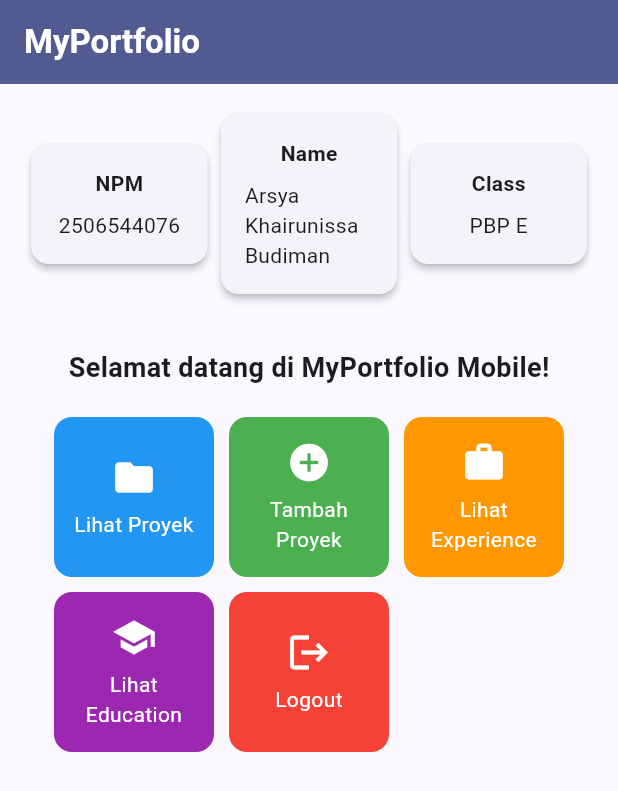
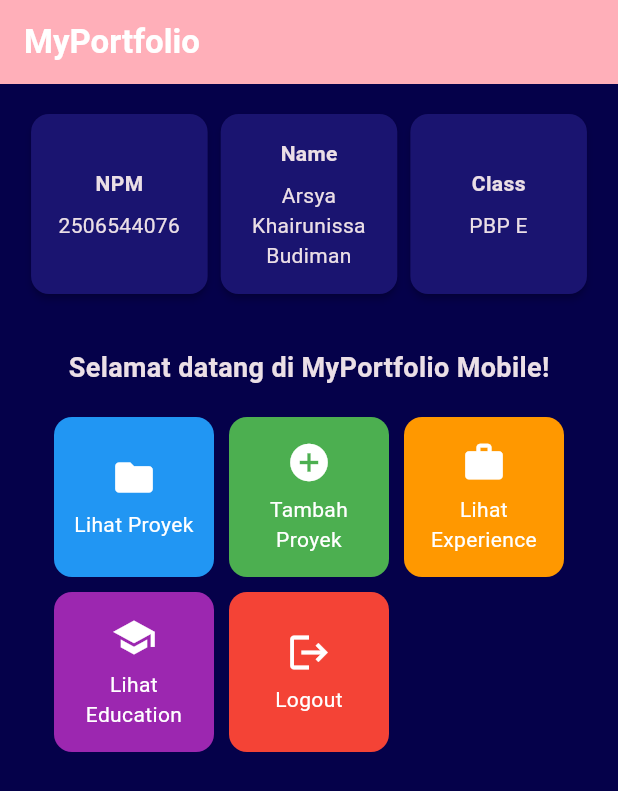
Before and after one commit to syakhrnss/myportofolio_mobile, a Flutter app: the screen it shows after launch, on a phone screen of 412 x 824 dp. Shown: the top 791 px of the screen. Run offline on Flutter 3.47's test engine with Material 3 defaults, Android fonts, the phone set to English and light mode, and no system bars.

Commit message:
style: apply dark navy theme with pink accent from web portfolio

```diff
--- a/lib/main.dart
+++ b/lib/main.dart
@@ -14,10 +14,16 @@ class MyApp extends StatelessWidget {
     return MaterialApp(
       title: 'MyPortfolio',
       theme: ThemeData(
-        colorScheme: .fromSeed(
-          seedColor: Colors.indigo,
-          secondary: Colors.amber[700],
+        colorScheme: ColorScheme.fromSeed(
+          seedColor: Colors.purple,
+          brightness: Brightness.dark,
+        ).copyWith(
+          primary: const Color(0xFFFFAFB9),
+          secondary: Colors.pink[400],
+          tertiary: Colors.blue[600],
         ),
+        scaffoldBackgroundColor: const Color(0xFF05014A),
+        cardTheme: const CardThemeData(color: Color(0xFF1A1470)),
         useMaterial3: true,
       ),
       home: const MyHomePage(),
--- a/lib/menu.dart
+++ b/lib/menu.dart
@@ -45,13 +45,16 @@ class MyHomePage extends StatelessWidget {
             crossAxisAlignment: CrossAxisAlignment.center,
             children: [
               // Baris horizontal untuk menampilkan 3 InfoCard secara sejajar.
-              const Row(
+              const IntrinsicHeight(
+                child: Row(
+                  crossAxisAlignment: CrossAxisAlignment.stretch,
                   mainAxisAlignment: MainAxisAlignment.spaceEvenly,
                   children: [
                     InfoCard(title: 'NPM', content: npm),
                     InfoCard(title: 'Name', content: nama),
                     InfoCard(title: 'Class', content: kelas),
                   ],
+                ),
               ),
 
               const SizedBox(height: 16.0),
@@ -114,13 +117,14 @@ class InfoCard extends StatelessWidget {
         padding: const EdgeInsets.all(16.0),
         // Menyusun teks title dan content secara vertikal.
         child: Column(
+          mainAxisAlignment: MainAxisAlignment.center,
           children: [
             Text(
               title,
               style: const TextStyle(fontWeight: FontWeight.bold),
             ),
             const SizedBox(height: 8.0),
-            Text(content),
+            Text(content, textAlign: TextAlign.center),
           ],
         ),
       ),
```
Lines whose indentation alone changed are shown as unchanged.
